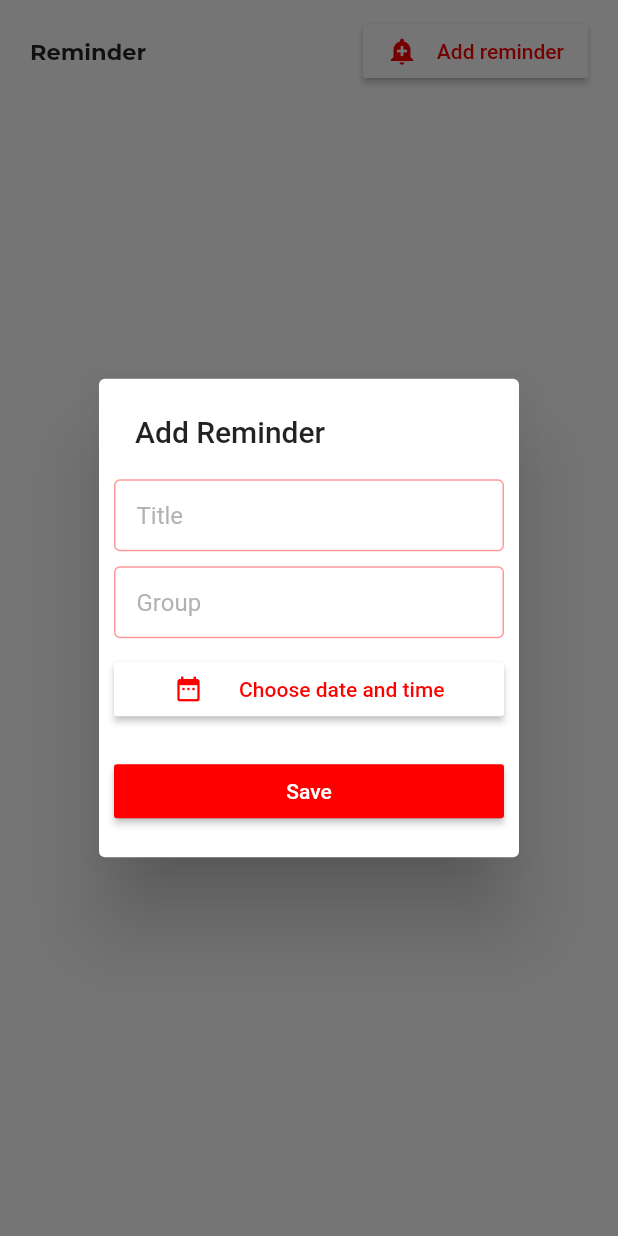
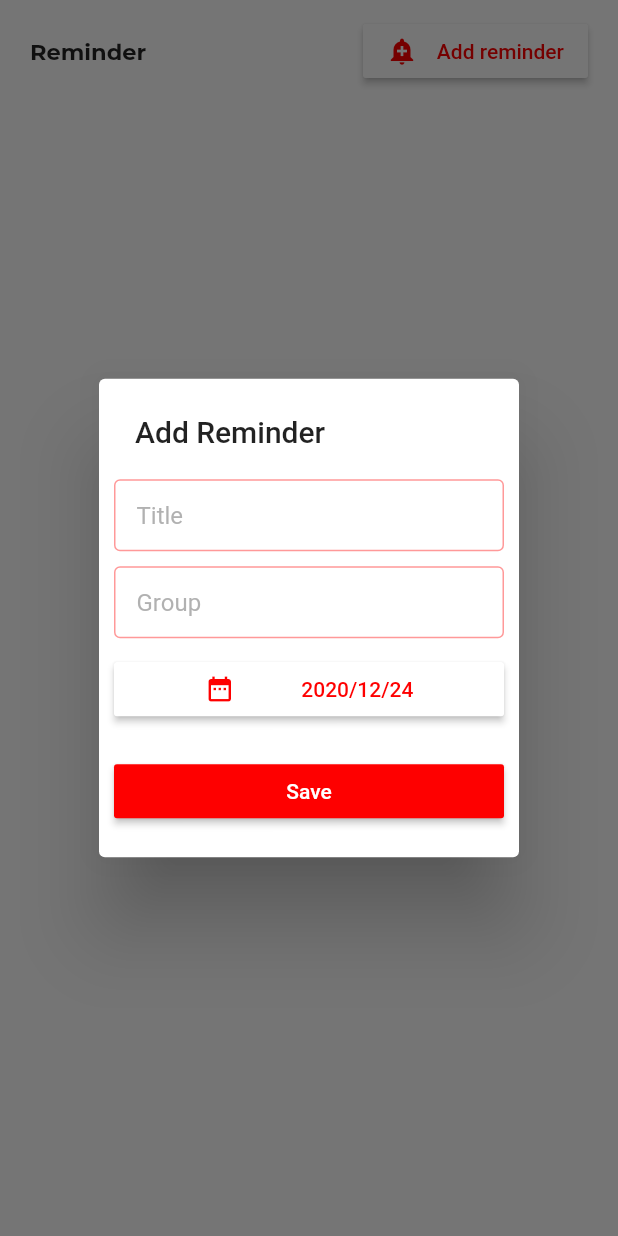
Before and after one commit to enzomarc/affirmedme, a Flutter app: the ReminderScreen screen opened directly, after a tap on "Add reminder", on a phone screen of 412 x 824 dp. Run offline on Flutter 3.47's test engine with Material 2 defaults, Android fonts, the phone set to English and light mode, and no system bars; drawn by our look-alikes of grouped_list; our stand-ins replace dio, flutter_datetime_picker, shared_preferences; accounts and stored records are empty; project files that could hold a hidden picture were left out.

Commit message:
refactor: reorganize folder
Created list pages for reminder and podcasts.

```diff
--- a/lib/screens/dashboard/container.dart
+++ b/lib/screens/dashboard/container.dart
@@ -4,10 +4,10 @@ import 'package:kronosme/providers/goal_provider.dart';
 import 'package:kronosme/providers/reminder_provider.dart';
 import 'package:kronosme/screens/contacts/contact.dart';
 import 'package:kronosme/screens/dashboard/home.dart';
-import 'package:kronosme/screens/reminder/screen.dart';
-import 'package:kronosme/screens/podcasts/container.dart';
 import 'package:kronosme/screens/dates/list.dart';
 import 'package:kronosme/screens/meals/list.dart';
+import 'package:kronosme/screens/reminder/list.dart';
+import 'package:kronosme/screens/podcasts/list.dart';
 import 'package:kronosme/services/auth_service.dart';
 import 'package:kronosme/services/module_service.dart';
 import 'package:kronosme/widgets/menu_button.dart';
--- a/lib/screens/reminder/screen.dart
+++ b/lib/screens/reminder/list.dart
@@ -142,7 +142,8 @@ class _ListScreenState extends State<ReminderScreen> {
                                     size: 20.0,
                                   ),
                                   Text(
-                                    'Choose date and time',
+                                    "${scheduledAt.year}/${scheduledAt.month}/${scheduledAt.day}" ??
+                                        'Choose date and time',
                                     style: TextStyle(
                                       color: Color(0xFFFE0000),
                                     ),
```
Also changed, not shown: lib/screens/podcasts/list.dart (renamed from lib/screens/podcasts/container.dart).
